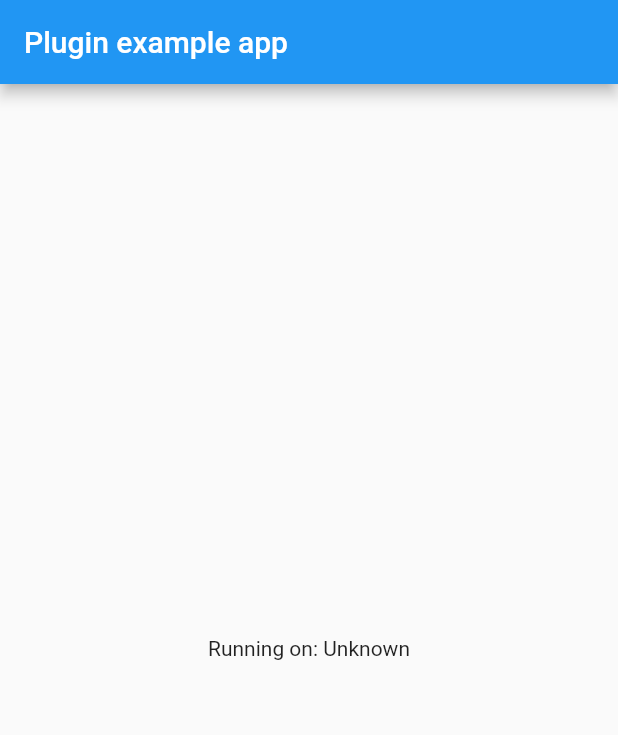
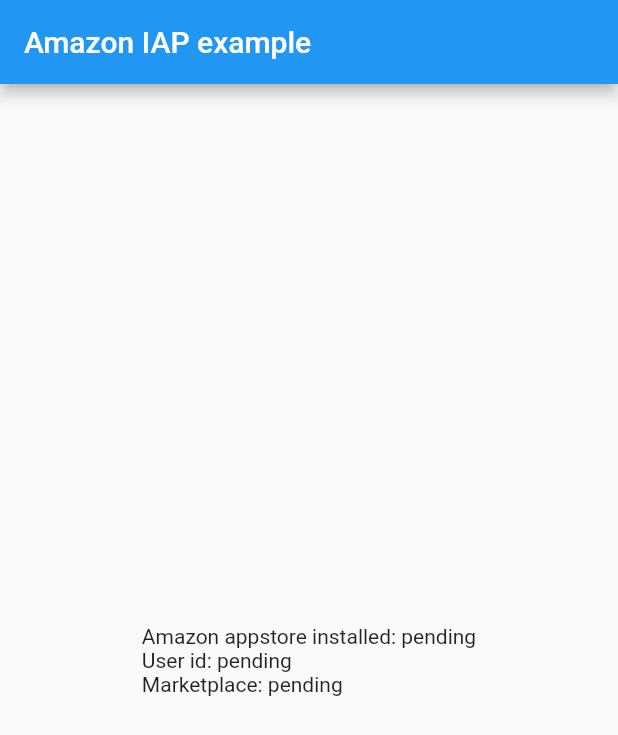
Before and after one commit to SongbookPro/flutter_amazon_iap, a Flutter app: the screen it shows after launch, on a phone screen of 412 x 824 dp. Shown: the top 735 px of the screen. Run offline on Flutter 3.47's test engine with Material 2 defaults, Android fonts, the phone set to English and light mode, and no system bars; accounts and stored records are empty; statements that could not run were skipped.

Commit message:
Updated example and readme

```diff
--- a/example/lib/main.dart
+++ b/example/lib/main.dart
@@ -1,7 +1,6 @@
 import 'package:flutter/material.dart';
 import 'dart:async';
 
-import 'package:flutter/services.dart';
 import 'package:amazon_iap/amazon_iap.dart';
 
 void main() {
@@ -16,8 +15,8 @@ class MyApp extends StatefulWidget {
 }
 
 class _MyAppState extends State<MyApp> {
-  String _platformVersion = 'Unknown';
-  final _amazonIapPlugin = AmazonIap();
+  UserData? userData;
+  InstallDetails? installDetails;
 
   @override
   void initState() {
@@ -27,24 +26,19 @@ class _MyAppState extends State<MyApp> {
 
   // Platform messages are asynchronous, so we initialize in an async method.
   Future<void> initPlatformState() async {
-    String platformVersion;
-    // Platform messages may fail, so we use a try/catch PlatformException.
-    // We also handle the message potentially returning null.
-    try {
-      platformVersion =
-          await _amazonIapPlugin.getPlatformVersion() ?? 'Unknown platform version';
-    } on PlatformException {
-      platformVersion = 'Failed to get platform version.';
-    }
+    await AmazonIAP.instance.setup();
 
-    // If the widget was removed from the tree while the asynchronous platform
-    // message was in flight, we want to discard the reply rather than calling
-    // setState to update our non-existent appearance.
-    if (!mounted) return;
+    AmazonIAP.instance.onUserDataResponse.listen((event) {
+      if (event.requestStatus == RequestStatus.successful) {
+        setState(() {
+          userData = event.userData;
+        });
+      }
+    });
+    AmazonIAP.instance.getUserData();
 
-    setState(() {
-      _platformVersion = platformVersion;
-    });
+    installDetails = await AmazonIAP.instance.getInstallDetails();
+    setState(() {});
   }
 
   @override
@@ -52,10 +46,22 @@ class _MyAppState extends State<MyApp> {
     return MaterialApp(
       home: Scaffold(
         appBar: AppBar(
-          title: const Text('Plugin example app'),
+          title: const Text('Amazon IAP example'),
         ),
         body: Center(
-          child: Text('Running on: $_platformVersion\n'),
+          child: Column(
+            mainAxisSize: MainAxisSize.min,
+            crossAxisAlignment: CrossAxisAlignment.start,
+            children: [
+              Text(
+                  'Amazon appstore installed: ${installDetails?.isAmazonStoreInstalled ?? "pending"}'),
+              Text(
+                'User id: ${userData?.userId ?? "pending"}',
+                overflow: TextOverflow.ellipsis,
+              ),
+              Text('Marketplace: ${userData?.marketplace ?? "pending"}'),
+            ],
+          ),
         ),
       ),
     );
```
Also changed, not shown: pubspec.yaml (+3 -48 lines), 4 other files.
